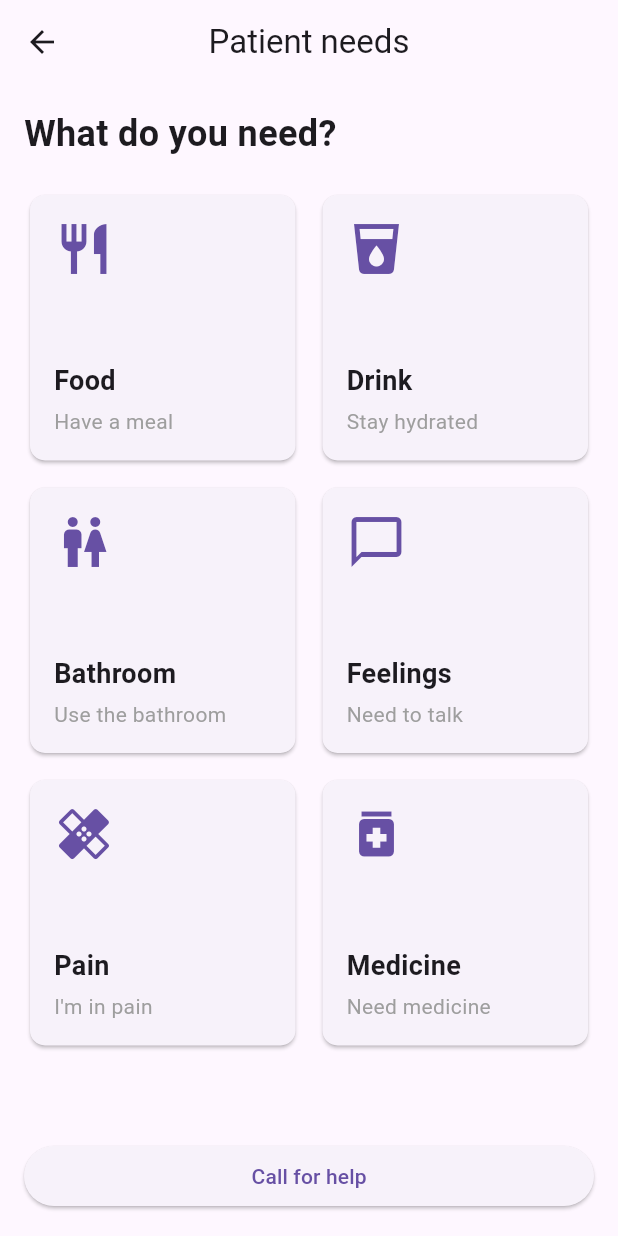
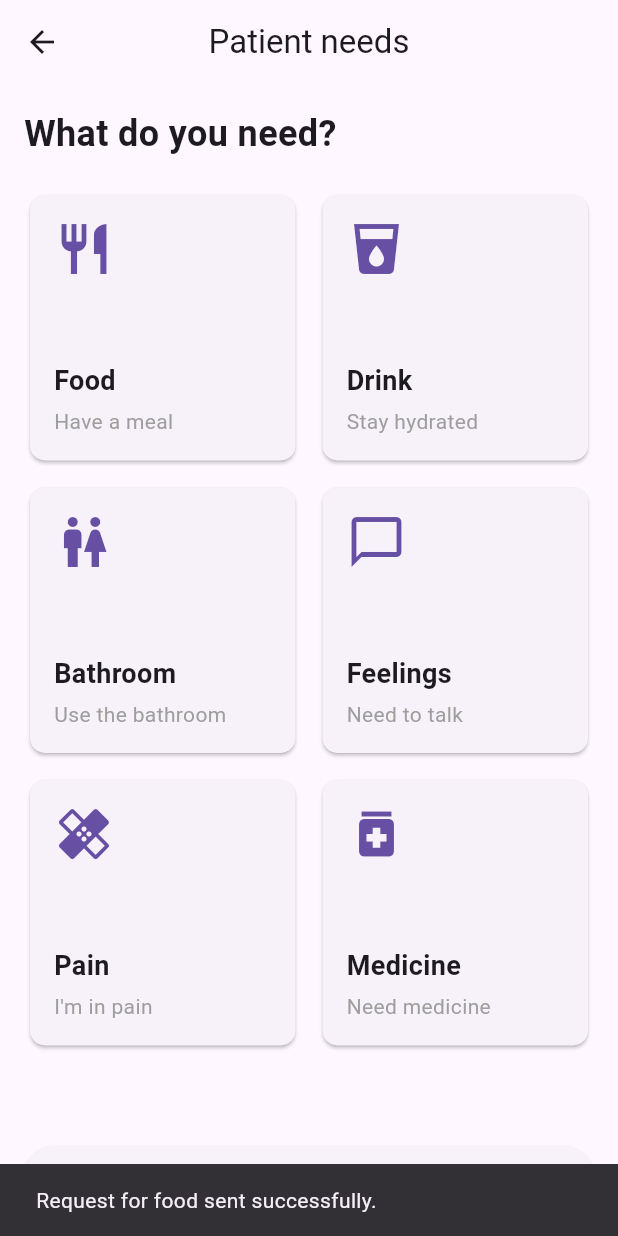
Before and after one commit to janindu333/caregiver-mobile, a Flutter app: the PatientHomePage screen opened by its route, after a tap on "Food", on a phone screen of 412 x 824 dp. Run offline on Flutter 3.47's test engine with Material 3 defaults, Android fonts, the light colour scheme and no system bars; our stand-ins replace cloud_firestore, firebase_auth, firebase_core, flutter_zoom_drawer; accounts and stored records are empty.

Commit message:
added functionalities for patient dashboard

```diff
--- a/lib/features/patient/presentation/pages/patient_home_page.dart
+++ b/lib/features/patient/presentation/pages/patient_home_page.dart
@@ -1,3 +1,4 @@
+import 'package:cloud_firestore/cloud_firestore.dart';
 import 'package:flutter/material.dart';
 
 class PatientHomePage extends StatelessWidget {
@@ -40,36 +41,42 @@ class PatientHomePage extends StatelessWidget {
                     icon: Icons.restaurant,
                     title: 'Food',
                     subtitle: 'Have a meal',
+                    needType: 'food',
                   ),
                   _buildOptionCard(
                     context,
                     icon: Icons.local_drink,
                     title: 'Drink',
                     subtitle: 'Stay hydrated',
+                    needType: 'drink',
                   ),
                   _buildOptionCard(
                     context,
                     icon: Icons.wc,
                     title: 'Bathroom',
                     subtitle: 'Use the bathroom',
+                    needType: 'bathroom',
                   ),
                   _buildOptionCard(
                     context,
                     icon: Icons.chat_bubble_outline,
                     title: 'Feelings',
                     subtitle: 'Need to talk',
+                    needType: 'feelings',
                   ),
                   _buildOptionCard(
                     context,
                     icon: Icons.healing,
                     title: 'Pain',
                     subtitle: 'I\'m in pain',
+                    needType: 'pain',
                   ),
                   _buildOptionCard(
                     context,
                     icon: Icons.medication,
                     title: 'Medicine',
                     subtitle: 'Need medicine',
+                    needType: 'medicine',
                   ),
                 ],
               ),
@@ -91,14 +98,17 @@ class PatientHomePage extends StatelessWidget {
   }
 
   Widget _buildOptionCard(BuildContext context,
-      {required IconData icon, required String title, required String subtitle}) {
+      {required IconData icon,
+      required String title,
+      required String subtitle,
+      required String needType}) {
     return Card(
       shape: RoundedRectangleBorder(
         borderRadius: BorderRadius.circular(10),
       ),
       child: InkWell(
-        onTap: () {
-          // Handle option selection
+        onTap: () async {
+          await _handleNeedSelection(context, needType);
         },
         child: Padding(
           padding: const EdgeInsets.all(16.0),
@@ -131,4 +141,37 @@ class PatientHomePage extends StatelessWidget {
       ),
     );
   }
+
+  Future<void> _handleNeedSelection(BuildContext context, String needType) async {
+    try {
+      // Create a notification record in Firestore
+      await FirebaseFirestore.instance.collection('notifications').add({
+        'caregiverId': 'KhVyGEWErOVFe0uU4gehsdf6qVD3', // Replace with actual caregiver ID
+        'patientId': 'patient2', // Replace with actual patient ID
+        'title': 'Patient needs help',
+        'body': 'The patient has requested $needType.',
+        'timestamp': FieldValue.serverTimestamp(),
+      });
+
+      // Show confirmation message
+      ScaffoldMessenger.of(context).showSnackBar(
+        SnackBar(content: Text('Request for $needType sent successfully.')),
+      );
+
+      // Optionally, trigger Firebase Cloud Messaging to send a push notification
+      // Note: Firebase Cloud Messaging setup is required to use this feature.
+      // await _sendPushNotification(needType);
+
+    } catch (e) {
+      // Handle any errors here
+      ScaffoldMessenger.of(context).showSnackBar(
+        SnackBar(content: Text('Failed to send request: $e')),
+      );
+    }
+  }
+
+  Future<void> _sendPushNotification(String needType) async {
+    // Implement Firebase Cloud Messaging push notification logic here
+    // You can send a message using Firebase Admin SDK on your server side
+  }
 }
```
